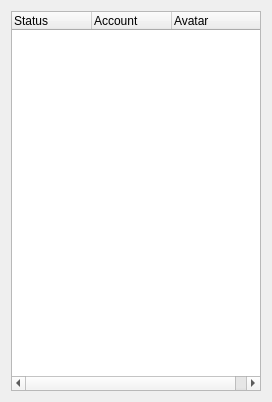
The window that src/Client/GUI/design/Contacts.ui (industral/Nexuz) describes before a commit, drawn with Qt 5.
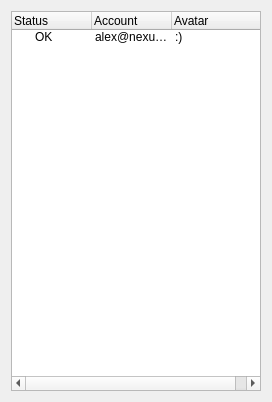
The same window after the commit.

```diff
--- a/src/Client/GUI/design/Contacts.ui
+++ b/src/Client/GUI/design/Contacts.ui
@@ -40,6 +40,17 @@
        <string>Avatar</string>
       </property>
      </column>
+     <item>
+      <property name="text">
+       <string>OK</string>
+      </property>
+      <property name="text">
+       <string>alex@nexuz.com</string>
+      </property>
+      <property name="text">
+       <string>:)</string>
+      </property>
+     </item>
     </widget>
    </item>
   </layout>
```
